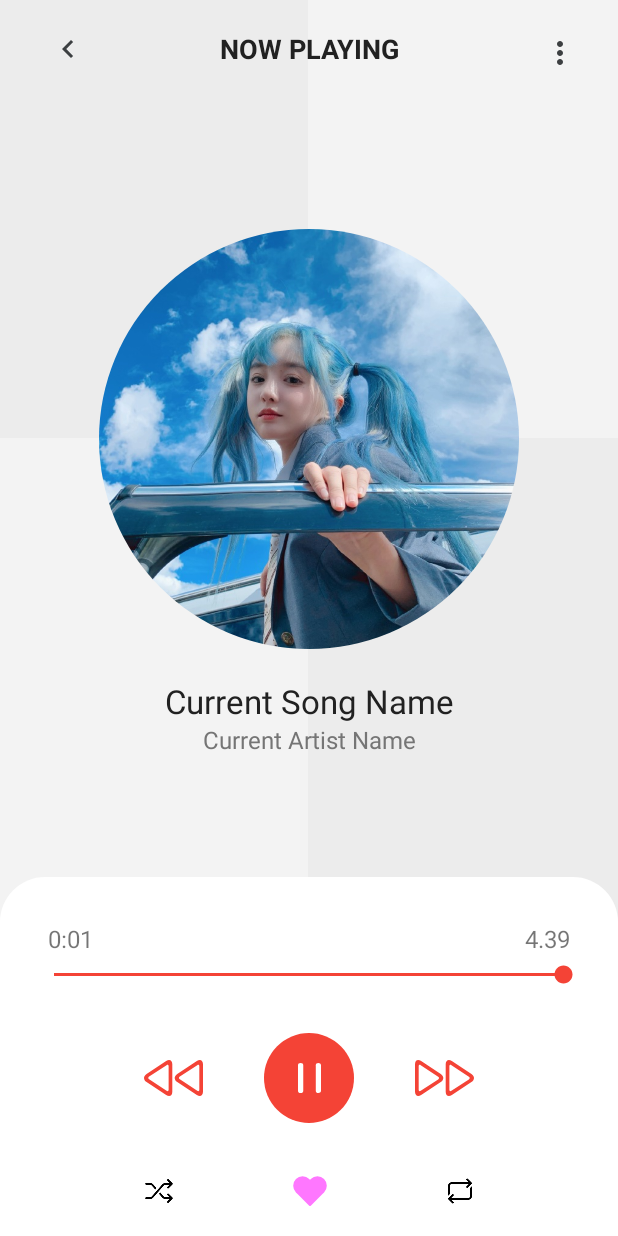
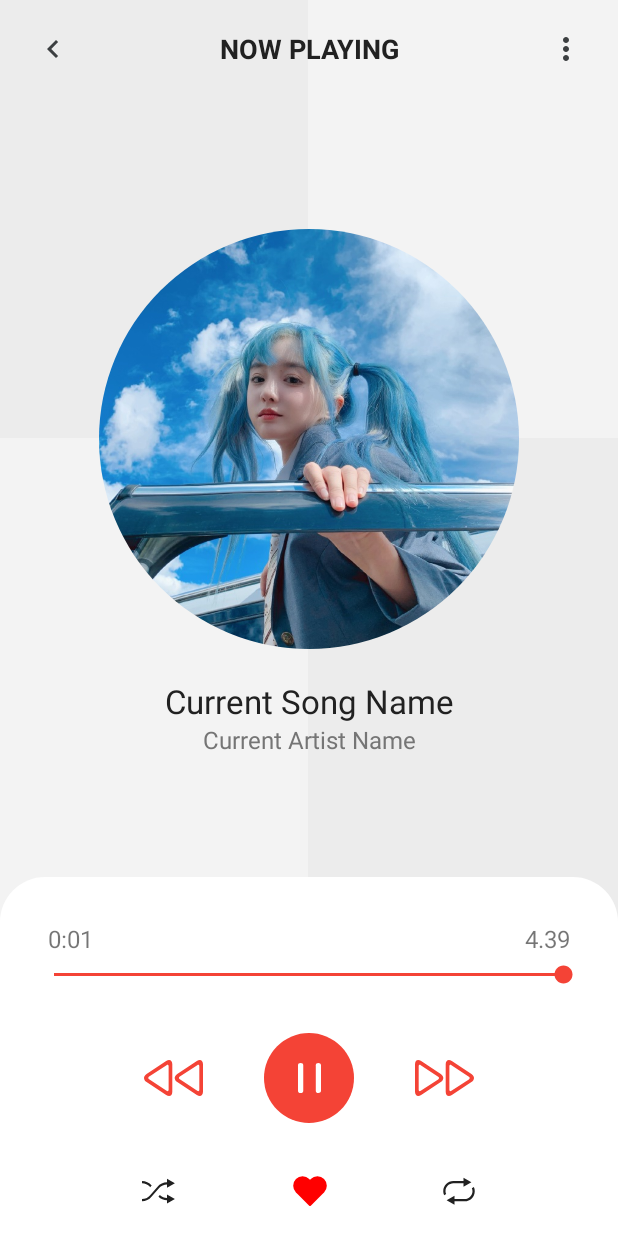
Before and after one commit to xauuu/music-app, an Android app: the SongActivity screen opened directly, with no data from a screen before it, on a phone screen of 412 x 824 dp. Run offline under Robolectric (Android 15) with nearby library versions, the phone set to English and light mode, and no system bars; libraries missing offline, so code that uses them is left out: com.makeramen.roundedimageview; plain views replace CircleLineVisualizer, RoundedImageView; pictures from the network do not load; 11 statements that could not run were skipped.

Commit message:
repeat and shuffle

```diff
--- /dev/null
+++ b/app/src/main/res/drawable/ic_repeat.xml
@@ -0,0 +1,9 @@
+<vector xmlns:android="http://schemas.android.com/apk/res/android"
+android:width="36dp"
+android:height="36dp"
+android:viewportWidth="24"
+android:viewportHeight="24">
+<path
+    android:fillColor="@color/colorPrimaryText"
+    android:pathData="M5.5 5H10v1.5l3.5-2-3.5-2V4H5.5C3 4 1 6 1 8.5c0 .6.1 1.2.4 1.8l.9-.5C2.1 9.4 2 9 2 8.5 2 6.6 3.6 5 5.5 5zm9.1 1.7l-.9.5c.2.4.3.8.3 1.3 0 1.9-1.6 3.5-3.5 3.5H6v-1.5l-3.5 2 3.5 2V13h4.5C13 13 15 11 15 8.5c0-.6-.1-1.2-.4-1.8z"/>
+</vector>
--- /dev/null
+++ b/app/src/main/res/drawable/ic_repeat1.xml
@@ -0,0 +1,11 @@
+<?xml version="1.0" encoding="utf-8"?>
+<vector xmlns:android="http://schemas.android.com/apk/res/android"
+    android:width="36dp"
+    android:height="36dp"
+    android:viewportWidth="24"
+    android:viewportHeight="24"
+    android:tint="#3C3F41">
+    <path
+        android:fillColor="@color/white"
+        android:pathData="M5 5v-.5V4c-2.2.3-4 2.2-4 4.5 0 .6.1 1.2.4 1.8l.9-.5C2.1 9.4 2 9 2 8.5 2 6.7 3.3 5.3 5 5zM10.5 12H6v-1.5l-3.5 2 3.5 2V13h4.5c1.9 0 3.5-1.2 4.2-2.8-.5.3-1 .5-1.5.6-.7.7-1.6 1.2-2.7 1.2zM11.5 0C9 0 7 2 7 4.5S9 9 11.5 9 16 7 16 4.5 14 0 11.5 0zm.9 7h-1.3V3.6H10v-1h.1c.2 0 .3 0 .4-.1.1 0 .3-.1.4-.2.1-.1.2-.2.2-.3.1-.1.1-.2.1-.3v-.1h1.1V7z"/>
+</vector>
--- /dev/null
+++ b/app/src/main/res/drawable/ic_shuffle.xml
@@ -0,0 +1,9 @@
+<vector xmlns:android="http://schemas.android.com/apk/res/android"
+    android:width="36dp"
+    android:height="36dp"
+    android:viewportWidth="24"
+    android:viewportHeight="24">
+  <path
+      android:fillColor="@color/colorPrimaryText"
+      android:pathData="M4.5 6.8l.7-.8C4.1 4.7 2.5 4 .9 4v1c1.3 0 2.6.6 3.5 1.6l.1.2zm7.5 4.7c-1.2 0-2.3-.5-3.2-1.3l-.6.8c1 1 2.4 1.5 3.8 1.5V14l3.5-2-3.5-2v1.5zm0-6V7l3.5-2L12 3v1.5c-1.6 0-3.2.7-4.2 2l-3.4 3.9c-.9 1-2.2 1.6-3.5 1.6v1c1.6 0 3.2-.7 4.2-2l3.4-3.9c.9-1 2.2-1.6 3.5-1.6z"/>
+</vector>
--- a/app/src/main/res/layout/activity_song2.xml
+++ b/app/src/main/res/layout/activity_song2.xml
@@ -112,26 +112,27 @@
         app:layout_constraintTop_toTopOf="parent"/>
 
     <ImageButton
+        android:id="@+id/btBack"
         android:layout_width="30dp"
         android:layout_height="30dp"
-        android:layout_marginStart="30dp"
+        android:layout_marginStart="@dimen/margin_x_large"
+        android:background="?attr/selectableItemBackgroundBorderless"
+        android:contentDescription="@string/back"
         android:src="@drawable/ic_baseline_chevron_left_24"
-        android:background="?attr/selectableItemBackgroundBorderless"
+        app:layout_constraintStart_toStartOf="parent"
         app:layout_constraintBottom_toBottomOf="@id/tvNow"
-        app:layout_constraintStart_toStartOf="parent"
-        app:layout_constraintTop_toTopOf="@id/tvNow"
-        android:contentDescription="@string/back" />
+        app:layout_constraintTop_toTopOf="@id/tvNow" />
 
     <ImageButton
         android:layout_width="30dp"
         android:layout_height="30dp"
-        android:layout_marginEnd="24dp"
+        android:layout_marginEnd="@dimen/margin_x_large"
+        android:background="?attr/selectableItemBackgroundBorderless"
+        android:contentDescription="@string/more"
         android:src="@drawable/ic_baseline_more_vert_24"
-        android:background="?attr/selectableItemBackgroundBorderless"
         app:layout_constraintEnd_toEndOf="parent"
-        app:layout_constraintTop_toBottomOf="@id/tvNow"
-        app:layout_constraintTop_toTopOf="@id/tvNow"
-        android:contentDescription="@string/more" />
+        app:layout_constraintBottom_toBottomOf="@id/tvNow"
+        app:layout_constraintTop_toTopOf="@id/tvNow" />
 
 <!--    <com.gauravk.audiovisualizer.visualizer.CircleLineVisualizer-->
 <!--        android:id="@+id/blast"-->
@@ -201,13 +202,13 @@
 
         <ImageButton
             android:id="@+id/btShuffle"
-            android:layout_width="20dp"
-            android:layout_height="20dp"
+            android:layout_width="25dp"
+            android:layout_height="25dp"
             android:layout_marginStart="@dimen/margin_x_large"
             android:background="@null"
             android:contentDescription="@string/shuffle_button"
-            android:scaleType="fitStart"
-            android:src="@drawable/sf"
+            android:scaleType="matrix"
+            android:src="@drawable/ic_shuffle"
             app:layout_constraintBottom_toBottomOf="@+id/btHeart"
             app:layout_constraintEnd_toStartOf="@+id/btHeart"
             app:layout_constraintStart_toStartOf="parent"
@@ -222,20 +223,20 @@
             android:contentDescription="@string/heart"
             android:scaleType="center"
             android:src="@drawable/ic_heart"
-            android:tint="#FF77FF"
+            android:tint="#FF0000"
             app:layout_constraintBottom_toBottomOf="parent"
             app:layout_constraintEnd_toEndOf="parent"
             app:layout_constraintStart_toStartOf="parent" />
 
         <ImageButton
             android:id="@+id/btRepeat"
-            android:layout_width="20dp"
-            android:layout_height="20dp"
+            android:layout_width="25dp"
+            android:layout_height="25dp"
             android:layout_marginEnd="@dimen/margin_x_large"
             android:background="@null"
             android:contentDescription="@string/repeat_button"
-            android:scaleType="centerInside"
-            android:src="@drawable/rp"
+            android:scaleType="matrix"
+            android:src="@drawable/ic_repeat"
             app:layout_constraintBottom_toBottomOf="@+id/btHeart"
             app:layout_constraintEnd_toEndOf="parent"
             app:layout_constraintStart_toEndOf="@+id/btHeart"
--- a/app/src/main/res/values/strings.xml
+++ b/app/src/main/res/values/strings.xml
@@ -9,16 +9,14 @@
     <string name="play_button">Play Button</string>
     <string name="repeat_button">Repeat Button</string>
     <string name="shuffle_button">Shuffle Button</string>
-    <!-- TODO: Remove or change this placeholder text -->
-    <string name="hello_blank_fragment">Hello blank fragment</string>
     <string name="track_album_art">Album</string>
     <string name="current_song_name">Current Song Name</string>
     <string name="current_artist_name">Current Artist Name</string>
     <string name="now_playing">Now Playing</string>
     <string name="_1_39">1.39</string>
     <string name="_4_39">4.39</string>
-    <string name="todo">TODO</string>
     <string name="heart">Heart</string>
     <string name="more">More option</string>
     <string name="searchKey">Nhập tên bài hát</string>
+    <string name="back">Quay lại</string>
 </resources>
--- a/app/src/main/res/values/style.xml
+++ b/app/src/main/res/values/style.xml
@@ -28,7 +28,7 @@
         <item name="android:layout_width">wrap_content</item>
         <item name="android:layout_height">wrap_content</item>
         <item name="android:background">?attr/selectableItemBackgroundBorderless</item>
-        <item name="android:padding">@dimen/padding_medium</item>
+        <item name="android:padding">@dimen/padding_small</item>
         <item name="android:layout_margin">@dimen/margin_medium</item>
         <item name="android:drawableLeft">@drawable/ic_baseline_chevron_left_24</item>
         <item name="android:text">@string/back</item>
@@ -36,5 +36,4 @@
         <item name="android:textSize">@dimen/text_size_x_small</item>
     </style>
 
-    <string name="back">Back</string>
 </resources>
```
